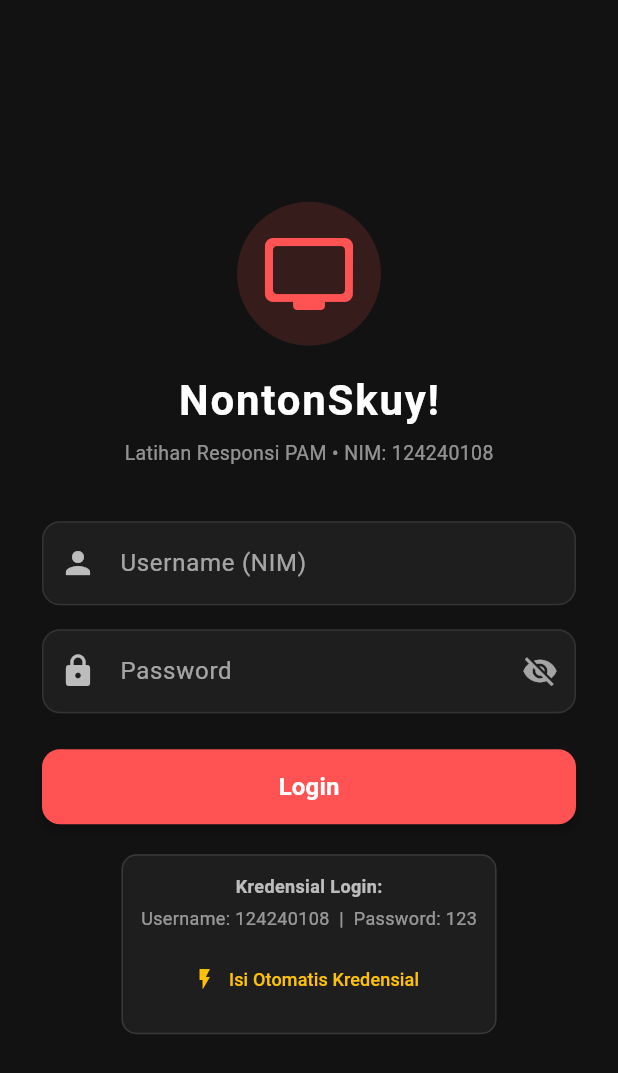
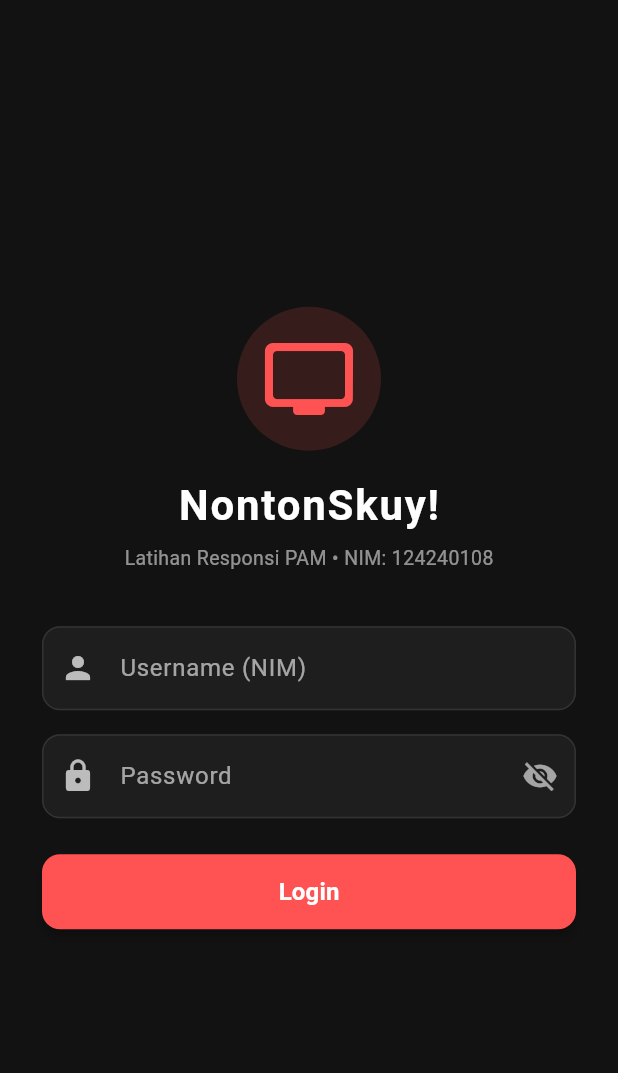
Before and after one commit to BagusFp/Latres_Mobile_124240108, a Flutter app: the screen it shows after launch, on a phone screen of 412 x 824 dp. Shown: the top 1073 px of the screen. Run offline on Flutter 3.47's test engine with Material 3 defaults, Android fonts, the phone set to English and light mode, and no system bars; our stand-ins replace flutter_local_notifications, geolocator, hive, hive_flutter, shared_preferences, timezone; accounts and stored records are empty.

Commit message:
fix: hapus kotak kredensial hint pada login page

```diff
--- a/lib/pages/login_page.dart
+++ b/lib/pages/login_page.dart
@@ -134,7 +134,7 @@ class _LoginPageState extends State<LoginPage> {
                     prefixIcon: const Icon(Icons.person, color: Colors.white70),
                     labelText: 'Username (NIM)',
                     labelStyle: const TextStyle(color: Colors.white60),
-                    hintText: 'Masukkan NIM (124240108)',
+                    hintText: 'Masukkan NIM',
                     hintStyle: const TextStyle(color: Colors.white30),
                     filled: true,
                     fillColor: const Color(0xFF1E1E1E),
@@ -170,7 +170,7 @@ class _LoginPageState extends State<LoginPage> {
                     ),
                     labelText: 'Password',
                     labelStyle: const TextStyle(color: Colors.white60),
-                    hintText: 'Masukkan Password (123)',
+                    hintText: 'Masukkan Password',
                     hintStyle: const TextStyle(color: Colors.white30),
                     filled: true,
                     fillColor: const Color(0xFF1E1E1E),
@@ -218,52 +218,6 @@ class _LoginPageState extends State<LoginPage> {
                           ),
                   ),
                 ),
-                const SizedBox(height: 20),
-
-                // Hint kredensial untuk kemudahan penguji / asisten
-                Container(
-                  padding: const EdgeInsets.all(12),
-                  decoration: BoxDecoration(
-                    color: const Color(0xFF1E1E1E),
-                    borderRadius: BorderRadius.circular(10),
-                    border: Border.all(color: Colors.white12),
-                  ),
-                  child: Column(
-                    children: [
-                      const Text(
-                        'Kredensial Login:',
-                        style: TextStyle(
-                          color: Colors.white70,
-                          fontSize: 12,
-                          fontWeight: FontWeight.bold,
-                        ),
-                      ),
-                      const SizedBox(height: 4),
-                      const Text(
-                        'Username: 124240108  |  Password: 123',
-                        style: TextStyle(
-                          color: Colors.white54,
-                          fontSize: 12,
-                        ),
-                      ),
-                      const SizedBox(height: 8),
-                      // Tombol isi otomatis untuk mempermudah testing
-                      TextButton.icon(
-                        icon: const Icon(Icons.flash_on, size: 16, color: Colors.amber),
-                        label: const Text(
-                          'Isi Otomatis Kredensial',
-                          style: TextStyle(color: Colors.amber, fontSize: 12),
-                        ),
-                        onPressed: () {
-                          setState(() {
-                            _usernameController.text = correctNIM;
-                            _passwordController.text = correctPassword;
-                          });
-                        },
-                      ),
-                    ],
-                  ),
-                ),
               ],
             ),
           ),
```
